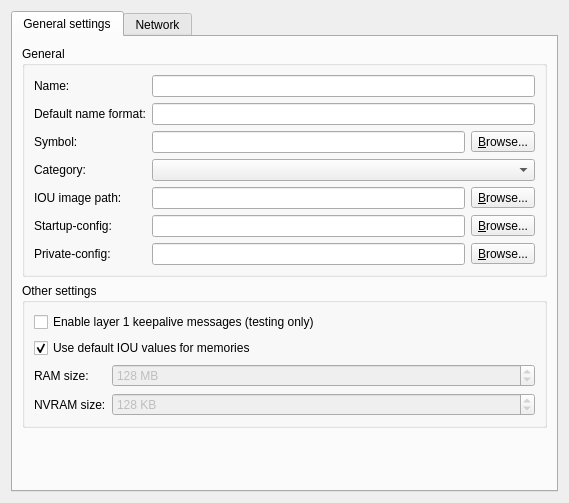
The window that gns3/modules/iou/ui/iou_device_configuration_page.ui (GNS3/gns3-gui) describes before a commit, drawn with Qt 5.
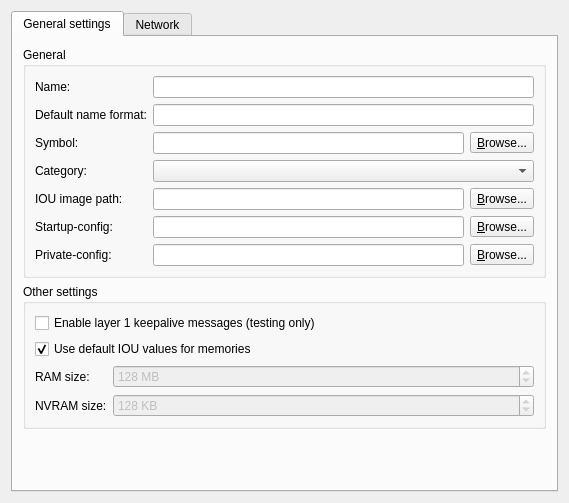
The same window after the commit.

Commit message: Force margins in configuration tabs.

Diff of the .ui file:
```diff
--- a/gns3/modules/iou/ui/iou_device_configuration_page.ui
+++ b/gns3/modules/iou/ui/iou_device_configuration_page.ui
@@ -24,6 +24,9 @@
        <string>General settings</string>
       </attribute>
       <layout class="QVBoxLayout" name="verticalLayout_2">
+       <property name="margin">
+        <number>10</number>
+       </property>
        <item>
         <widget class="QGroupBox" name="uiGeneralgroupBox">
          <property name="styleSheet">
```
Left out of the diff: 3 changed lines with no effect on the pictures. The commit also changes 11 other files.
